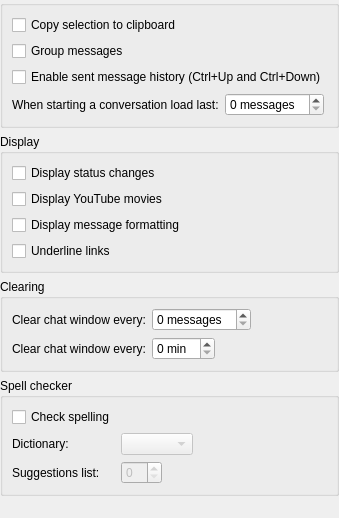
The window that src/widgets/settingpages/ChatWindowSettings.ui (KittyIM/Client) describes before a commit, drawn with Qt 5.
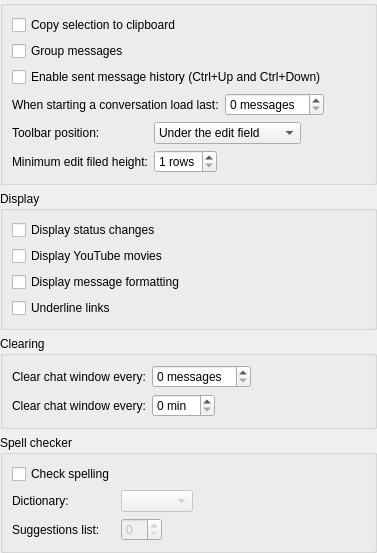
The same window after the commit. Custom widgets are drawn as their Qt base class.

Commit message: Chat Window toolbar position can be changed.

```diff
--- a/src/widgets/settingpages/ChatWindowSettings.ui
+++ b/src/widgets/settingpages/ChatWindowSettings.ui
@@ -6,8 +6,8 @@
    <rect>
     <x>0</x>
     <y>0</y>
-    <width>305</width>
-    <height>518</height>
+    <width>346</width>
+    <height>511</height>
    </rect>
   </property>
   <property name="windowTitle">
@@ -22,17 +22,7 @@
      <property name="title">
       <string/>
      </property>
-     <layout class="QFormLayout" name="_3">
-      <property name="fieldGrowthPolicy">
-       <enum>QFormLayout::ExpandingFieldsGrow</enum>
-      </property>
-      <item row="2" column="0" colspan="2">
-       <widget class="QCheckBox" name="sentMessagesHistoryCheckBox">
-        <property name="text">
-         <string>Enable sent message history (Ctrl+Up and Ctrl+Down)</string>
-        </property>
-       </widget>
-      </item>
+     <layout class="QGridLayout" name="gridLayout">
       <item row="0" column="0" colspan="2">
        <widget class="QCheckBox" name="copySelectionToClipboardCheckBox">
         <property name="text">
@@ -40,20 +30,6 @@
         </property>
        </widget>
       </item>
-      <item row="3" column="0">
-       <widget class="QLabel" name="loadMessagesAmountLabel">
-        <property name="text">
-         <string>When starting a conversation load last:</string>
-        </property>
-       </widget>
-      </item>
-      <item row="3" column="1">
-       <widget class="QSpinBox" name="loadMessagesAmountSpinBox">
-        <property name="suffix">
-         <string> messages</string>
-        </property>
-       </widget>
-      </item>
       <item row="1" column="0">
        <widget class="QCheckBox" name="groupMessagesCheckBox">
         <property name="text">
@@ -61,6 +37,122 @@
         </property>
        </widget>
       </item>
+      <item row="2" column="0" colspan="3">
+       <widget class="QCheckBox" name="sentMessagesHistoryCheckBox">
+        <property name="text">
+         <string>Enable sent message history (Ctrl+Up and Ctrl+Down)</string>
+        </property>
+       </widget>
+      </item>
+      <item row="3" column="0" colspan="2">
+       <widget class="QLabel" name="loadMessagesAmountLabel">
+        <property name="text">
+         <string>When starting a conversation load last:</string>
+        </property>
+       </widget>
+      </item>
+      <item row="3" column="2">
+       <layout class="QHBoxLayout" name="horizontalLayout_3">
+        <item>
+         <widget class="QSpinBox" name="loadMessagesAmountSpinBox">
+          <property name="suffix">
+           <string> messages</string>
+          </property>
+         </widget>
+        </item>
+        <item>
+         <spacer name="horizontalSpacer_3">
+          <property name="orientation">
+           <enum>Qt::Horizontal</enum>
+          </property>
+          <property name="sizeHint" stdset="0">
+           <size>
+            <width>40</width>
+            <height>20</height>
+           </size>
+          </property>
+         </spacer>
+        </item>
+       </layout>
+      </item>
+      <item row="4" column="0">
+       <widget class="QLabel" name="toolbarPositionLabel">
+        <property name="text">
+         <string>Toolbar position:</string>
+        </property>
+       </widget>
+      </item>
+      <item row="4" column="1" colspan="2">
+       <layout class="QHBoxLayout" name="horizontalLayout">
+        <item>
+         <widget class="QComboBox" name="toolbarPositionComboBox">
+          <property name="currentIndex">
+           <number>1</number>
+          </property>
+          <item>
+           <property name="text">
+            <string>On top of the edit field</string>
+           </property>
+          </item>
+          <item>
+           <property name="text">
+            <string>Under the edit field</string>
+           </property>
+          </item>
+         </widget>
+        </item>
+        <item>
+         <spacer name="horizontalSpacer">
+          <property name="orientation">
+           <enum>Qt::Horizontal</enum>
+          </property>
+          <property name="sizeHint" stdset="0">
+           <size>
+            <width>40</width>
+            <height>20</height>
+           </size>
+          </property>
+         </spacer>
+        </item>
+       </layout>
+      </item>
+      <item row="5" column="0">
+       <widget class="QLabel" name="minEditFieldHeightLabel">
+        <property name="text">
+         <string>Minimum edit filed height:</string>
+        </property>
+       </widget>
+      </item>
+      <item row="5" column="1" colspan="2">
+       <layout class="QHBoxLayout" name="horizontalLayout_2">
+        <item>
+         <widget class="QSpinBox" name="minEditFieldHeightSpinBox">
+          <property name="suffix">
+           <string> rows</string>
+          </property>
+          <property name="minimum">
+           <number>1</number>
+          </property>
+          <property name="maximum">
+           <number>5</number>
+          </property>
+         </widget>
+        </item>
+        <item>
+         <spacer name="horizontalSpacer_2">
+          <property name="orientation">
+           <enum>Qt::Horizontal</enum>
+          </property>
+          <property name="sizeHint" stdset="0">
+           <size>
+            <width>40</width>
+            <height>20</height>
+           </size>
+          </property>
+         </spacer>
+        </item>
+       </layout>
+      </item>
      </layout>
     </widget>
    </item>
```
The commit also changes 5 other files.
